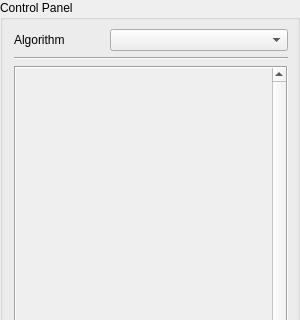
Above: ControlPanel/controlpanel.ui from casey-c/shock before the change; both pictures show x 0 to 300 and y 0 to 320 of the 300 by 601 pixel window. Below: the same form after it.
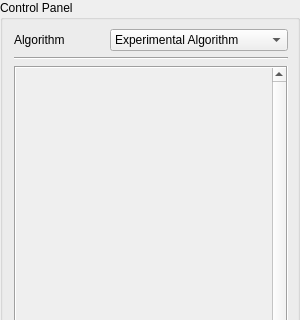
That is the form after the change.

Diff of the .ui file:
```diff
--- a/ControlPanel/controlpanel.ui
+++ b/ControlPanel/controlpanel.ui
@@ -104,6 +104,11 @@
         <property name="layoutDirection">
          <enum>Qt::LeftToRight</enum>
         </property>
+        <item>
+         <property name="text">
+          <string>Experimental Algorithm</string>
+         </property>
+        </item>
        </widget>
       </item>
       <item row="1" column="0">
```
Left out of the diff: 4 changed lines with no effect on the pictures.
